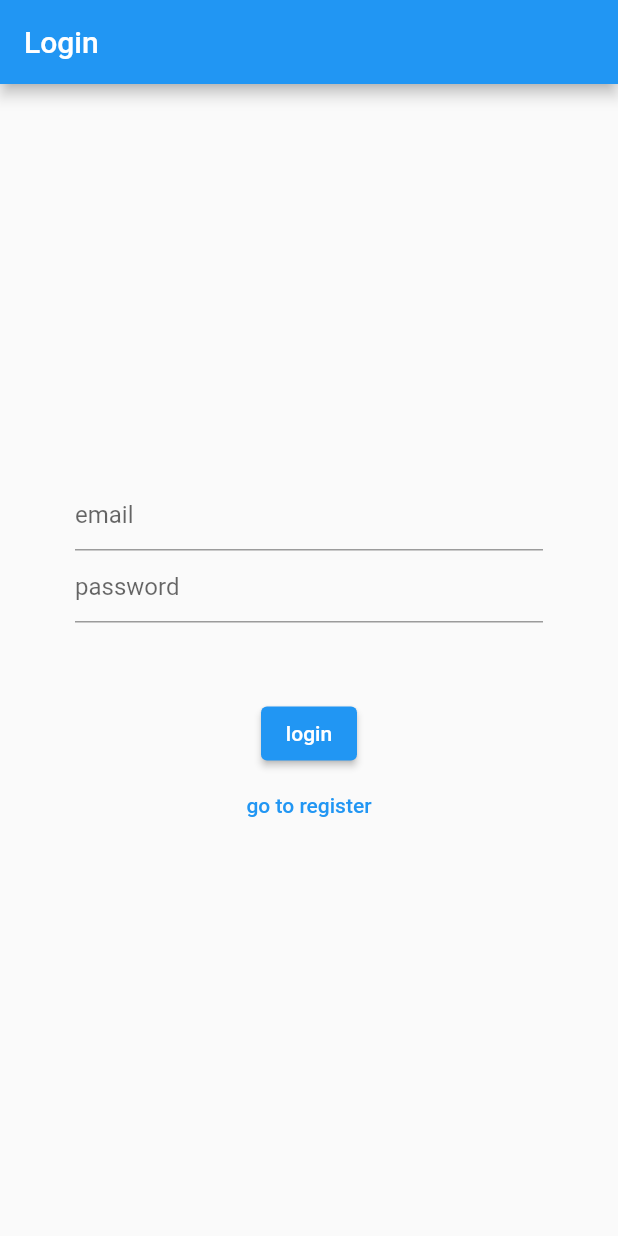
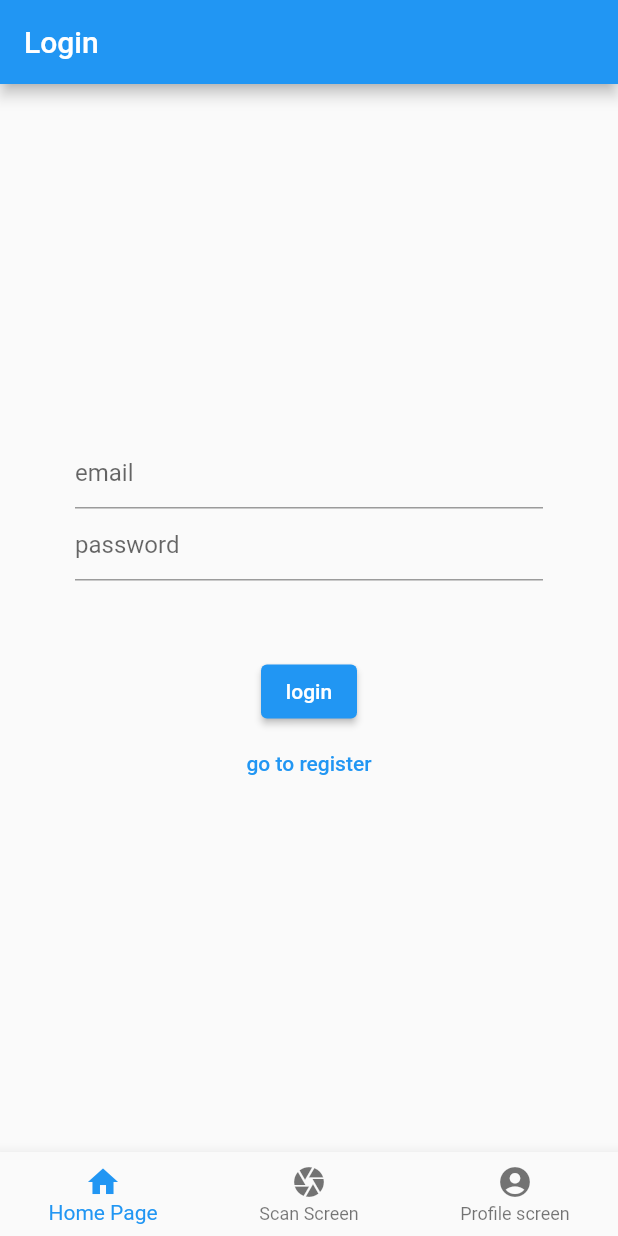
Before and after one commit to Kevin-Strathdee/TechAdventure, a Flutter app: the LoginScreen screen opened directly, on a phone screen of 412 x 824 dp. Run offline on Flutter 3.47's test engine with Material 2 defaults, Android fonts, the light colour scheme and no system bars; our stand-ins replace bloc, flutter_bloc.

Commit message:
Add nav bar

```diff
--- a/lib/main.dart
+++ b/lib/main.dart
@@ -2,6 +2,7 @@ import 'package:flutter/material.dart';
 import 'package:flutter_bloc/flutter_bloc.dart';
 import 'package:tech_adventure/bloc/counter/counter_bloc.dart';
 import 'package:tech_adventure/generated/l10n.dart';
+import 'package:tech_adventure/ui/screens/home_page.dart';
 import 'package:tech_adventure/ui/screens/login_screen.dart';
 import 'package:flutter_localizations/flutter_localizations.dart';
 
@@ -28,7 +29,7 @@ class MyApp extends StatelessWidget {
         theme: ThemeData(
           primarySwatch: Colors.blue,
         ),
-        home: const LoginScreen(),
+        home: MyHomePage(),
       ),
     );
   }
--- /dev/null
+++ b/lib/ui/components/main_nav_bar.dart
@@ -0,0 +1,34 @@
+import 'package:flutter/material.dart';
+import 'package:tech_adventure/ui/screens/scan_screen.dart';
+
+class MainNavBar extends StatelessWidget{
+  @override
+  Widget build(BuildContext context) {
+    return BottomNavigationBar(
+      items: const <BottomNavigationBarItem>[
+        BottomNavigationBarItem(
+          icon: Icon(Icons.home),
+          label: 'Home Page',
+        ),
+        BottomNavigationBarItem(
+          icon: Icon(Icons.camera),
+          label: 'Scan Screen',
+        ),
+        BottomNavigationBarItem(
+          icon: Icon(Icons.account_circle_rounded),
+          label: 'Profile screen',
+        ),
+      ],
+      onTap: (index) => _onItemTapped(index, context),         //New
+    );
+  }
+
+
+
+//New
+  void _onItemTapped(int index, BuildContext context) {
+    if(index == 1){
+      Navigator.of(context).pushReplacement(MaterialPageRoute(builder: (context) => ScanScreen()));
+    }
+  }
+}
--- a/lib/ui/screens/login_screen.dart
+++ b/lib/ui/screens/login_screen.dart
@@ -1,6 +1,7 @@
 import 'package:flutter/material.dart';
 import 'package:flutter_bloc/flutter_bloc.dart';
 import 'package:tech_adventure/generated/l10n.dart';
+import 'package:tech_adventure/ui/components/main_nav_bar.dart';
 import 'package:tech_adventure/ui/screens/register_screen.dart';
 
 class LoginScreen extends StatelessWidget {
@@ -9,6 +10,7 @@ class LoginScreen extends StatelessWidget {
   @override
   Widget build(BuildContext context) {
     return Scaffold(
+      bottomNavigationBar: MainNavBar(),
       appBar: AppBar(
         title: Text(S.of(context).loginTitle),
       ),
--- /dev/null
+++ b/lib/ui/screens/profile_screen.dart
@@ -0,0 +1,9 @@
+import 'package:flutter/material.dart';
+import 'package:tech_adventure/ui/components/main_nav_bar.dart';
+
+class ProfileScreen extends StatelessWidget{
+  @override
+  Widget build(BuildContext context) {
+    return Scaffold(bottomNavigationBar: MainNavBar(), body: Text("Profile Screen"),);
+  }
+}
--- /dev/null
+++ b/lib/ui/screens/scan_screen.dart
@@ -0,0 +1,9 @@
+import 'package:flutter/material.dart';
+import 'package:tech_adventure/ui/components/main_nav_bar.dart';
+
+class ScanScreen extends StatelessWidget{
+  @override
+  Widget build(BuildContext context) {
+    return Scaffold(bottomNavigationBar: MainNavBar(), body: Text("Scan Screen"),);
+  }
+}
```
Also changed, not shown: lib/ui/screens/home_page.dart (+4 -6 lines).
